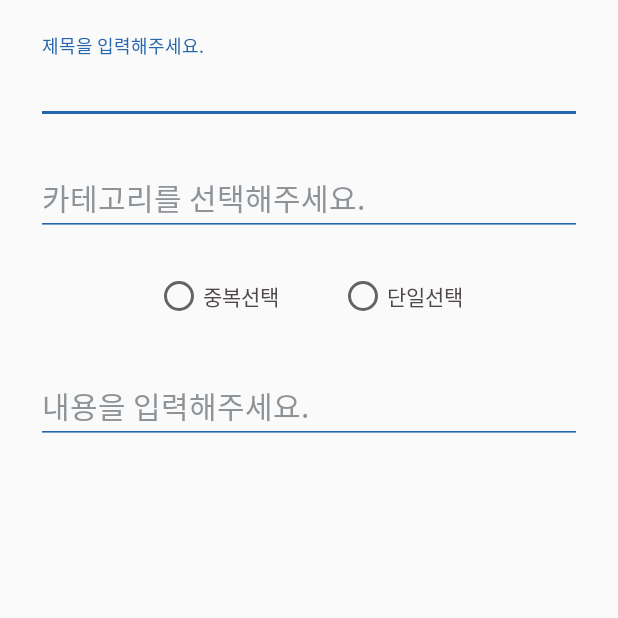
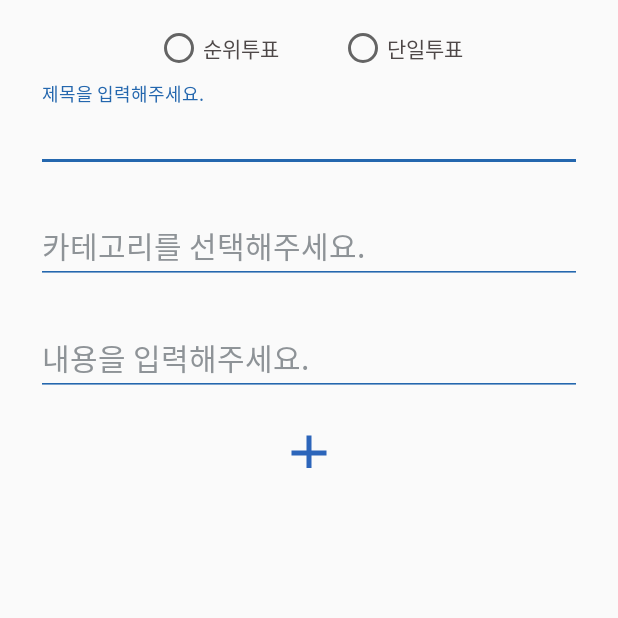
Before and after one commit to n4u1/Test130, an Android app: the UserContentsUploadActivity screen opened directly, with no data from a screen before it, on a phone screen of 412 x 824 dp, the top half of it. Run offline under Robolectric (Android 15) with nearby library versions, the phone set to English and light mode, and no system bars.

Commit message:
20180726_0140

```diff
--- a/app/src/main/java/com/example/n4u1/test130/dialog/ContentChoiceDialog.java
+++ b/app/src/main/java/com/example/n4u1/test130/dialog/ContentChoiceDialog.java
@@ -15,9 +15,8 @@ import java.util.ArrayList;
 
 public class ContentChoiceDialog extends DialogFragment {
 
-    final public ArrayList mSelectedItemsResult = new ArrayList();
     public ContentChoiceDialog() {}
-    boolean[] itemsChecked = new boolean[12];
+
 
     public interface ContentChoiceDialogListener {
         public void onDialogPositiveClick(ArrayList arrayList);
--- /dev/null
+++ b/app/src/main/java/com/example/n4u1/test130/views/AddContentFragment.java
@@ -0,0 +1,60 @@
+package com.example.n4u1.test130.views;
+
+
+import android.os.Bundle;
+import android.support.annotation.NonNull;
+import android.support.v4.app.DialogFragment;
+import android.support.v4.app.Fragment;
+import android.support.v4.app.FragmentManager;
+import android.view.LayoutInflater;
+import android.view.View;
+import android.view.ViewGroup;
+import android.widget.ImageView;
+import android.widget.Toast;
+
+import com.example.n4u1.test130.R;
+import com.example.n4u1.test130.dialog.ContentChoiceDialog;
+import com.example.n4u1.test130.dialog.ContentKindsChoiceDialog;
+
+import java.util.ArrayList;
+
+/**
+ * A simple {@link Fragment} subclass.
+ */
+public class AddContentFragment extends Fragment implements ContentKindsChoiceDialog.ContentKindsChoiceDialogListener{
+
+
+    public AddContentFragment() {
+        // Required empty public constructor
+    }
+
+
+    @Override
+    public View onCreateView(@NonNull LayoutInflater inflater, final ViewGroup container,
+                             Bundle savedInstanceState) {
+        // Inflate the layout for this fragment
+        View view = inflater.inflate(R.layout.fragment_add_content, container, false);
+        view.findViewById(R.id.imageView_addContent).setOnClickListener(new View.OnClickListener() {
+            @Override
+            public void onClick(View view) {
+                ContentKindsChoiceDialog contentKindsChoiceDialog = new ContentKindsChoiceDialog();
+                contentKindsChoiceDialog.show(getFragmentManager(), "contentKindsChoiceDialog");
+            }
+        });
+
+        return view;
+
+    }
+
+
+    @Override
+    public void onDialogPositiveClickd(String string) {
+        Toast.makeText(getContext(), "???????????" + string, Toast.LENGTH_SHORT).show();
+
+    }
+
+    @Override
+    public void onDialogNegativeClick(DialogFragment dialog) {
+
+    }
+}
--- /dev/null
+++ b/app/src/main/res/drawable/ic_add_black_24dp.xml
@@ -0,0 +1,9 @@
+<vector xmlns:android="http://schemas.android.com/apk/res/android"
+        android:width="24dp"
+        android:height="24dp"
+        android:viewportWidth="24.0"
+        android:viewportHeight="24.0">
+    <path
+        android:fillColor="#2c65ba"
+        android:pathData="M19,13h-6v6h-2v-6H5v-2h6V5h2v6h6v2z"/>
+</vector>
--- a/app/src/main/res/layout/activity_user_contents_upload.xml
+++ b/app/src/main/res/layout/activity_user_contents_upload.xml
@@ -10,6 +10,40 @@
         android:layout_width="match_parent"
         android:layout_height="wrap_content"
         android:orientation="vertical">
+
+
+
+        <LinearLayout
+            android:layout_width="wrap_content"
+            android:layout_height="wrap_content"
+            android:layout_gravity="center"
+            android:orientation="vertical"
+            >
+
+            <RadioGroup
+                android:layout_width="wrap_content"
+                android:layout_height="wrap_content"
+                android:layout_gravity="center_vertical"
+                android:orientation="horizontal">
+
+                <android.support.v7.widget.AppCompatRadioButton
+                    android:theme="@style/AppThemeMyLight"
+                    android:textColor="#4e4848"
+                    android:id="@+id/radioButton_multi"
+                    android:layout_width="wrap_content"
+                    android:layout_height="wrap_content"
+                    android:layout_marginRight="40dp"
+                    android:text="순위투표" />
+
+                <android.support.v7.widget.AppCompatRadioButton
+                    android:theme="@style/AppThemeMyLight"
+                    android:textColor="#4e4848"
+                    android:id="@+id/radioButton_single"
+                    android:layout_width="wrap_content"
+                    android:layout_height="wrap_content"
+                    android:text="단일투표" />
+            </RadioGroup>
+        </LinearLayout>
 
 
         <android.support.design.widget.TextInputLayout
@@ -42,38 +76,6 @@
 
 
 
-        <LinearLayout
-            android:layout_width="wrap_content"
-            android:layout_height="wrap_content"
-            android:layout_gravity="center"
-            android:orientation="vertical"
-            android:padding="16dp">
-
-            <RadioGroup
-                android:layout_width="wrap_content"
-                android:layout_height="wrap_content"
-                android:layout_gravity="center_vertical"
-                android:orientation="horizontal">
-
-                <android.support.v7.widget.AppCompatRadioButton
-                    android:theme="@style/AppThemeMyLight"
-                    android:textColor="#4e4848"
-                    android:id="@+id/radioButton_multi"
-                    android:layout_width="wrap_content"
-                    android:layout_height="wrap_content"
-                    android:layout_marginRight="40dp"
-                    android:text="중복선택" />
-
-                <android.support.v7.widget.AppCompatRadioButton
-                    android:theme="@style/AppThemeMyLight"
-                    android:textColor="#4e4848"
-                    android:id="@+id/radioButton_single"
-                    android:layout_width="wrap_content"
-                    android:layout_height="wrap_content"
-                    android:text="단일선택" />
-            </RadioGroup>
-        </LinearLayout>
-
 
 
         <android.support.design.widget.TextInputLayout
@@ -87,6 +89,14 @@
                 android:hint="내용을 입력해주세요." />
         </android.support.design.widget.TextInputLayout>
 
+        <FrameLayout
+            android:id="@+id/frameLayout_addContent"
+            android:padding="10dp"
+            android:layout_width="match_parent"
+            android:layout_height="50dp">
+
+        </FrameLayout>
+
 
     </LinearLayout>
 
--- /dev/null
+++ b/app/src/main/res/layout/fragment_add_content.xml
@@ -0,0 +1,16 @@
+<?xml version="1.0" encoding="utf-8"?>
+<FrameLayout xmlns:android="http://schemas.android.com/apk/res/android"
+    xmlns:tools="http://schemas.android.com/tools"
+    android:layout_width="match_parent"
+    android:layout_height="match_parent"
+    tools:context=".views.AddContentFragment">
+
+    <!-- TODO: Update blank fragment layout -->
+    <ImageView
+        android:id="@+id/imageView_addContent"
+        android:src="@drawable/ic_add_black_24dp"
+        android:layout_width="match_parent"
+        android:layout_height="40dp">
+    </ImageView>
+
+</FrameLayout>
```
Also changed, not shown: app/src/main/java/com/example/n4u1/test130/dialog/ContentKindsChoiceDialog.java (added, +76 -0 lines), app/src/main/java/com/example/n4u1/test130/views/UserContentsUploadActivity.java (+15 -14 lines), app/src/main/res/values/strings.xml (+6 -1 lines), app/src/main/res/drawable/icons8_add_image_24.png (added).
